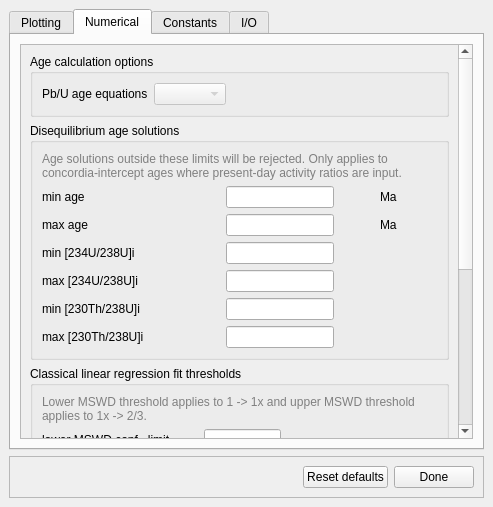
Before: the Qt Designer form dqpb/uis/preferences.ui in timpol/DQPB, drawn with Qt 5.
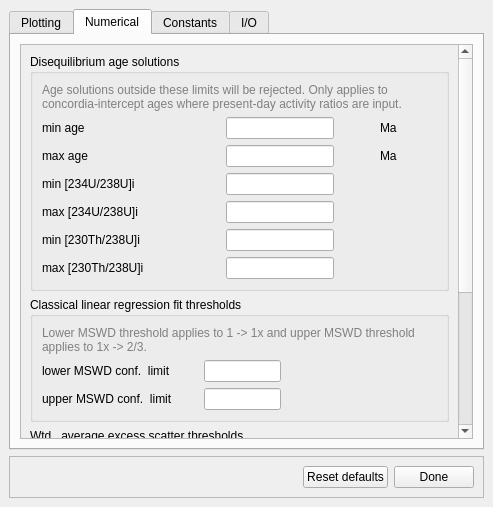
After: the same form once the commit is applied. The open tabs and pages were chosen to show the change.

Diff of the .ui file:
```diff
--- a/dqpb/uis/preferences.ui
+++ b/dqpb/uis/preferences.ui
@@ -285,50 +285,10 @@
              <x>0</x>
              <y>0</y>
              <width>433</width>
-             <height>706</height>
+             <height>638</height>
             </rect>
            </property>
            <layout class="QVBoxLayout" name="verticalLayout_9">
-            <item>
-             <widget class="QGroupBox" name="groupBox_3">
-              <property name="title">
-               <string>Age calculation options</string>
-              </property>
-              <layout class="QVBoxLayout" name="verticalLayout_5">
-               <item>
-                <layout class="QGridLayout" name="gridLayout_11">
-                 <item row="0" column="1">
-                  <widget class="QComboBox" name="pbuEquationsCombo">
-                   <property name="enabled">
-                    <bool>false</bool>
-                   </property>
-                  </widget>
-                 </item>
-                 <item row="0" column="2">
-                  <spacer name="horizontalSpacer_38">
-                   <property name="orientation">
-                    <enum>Qt::Horizontal</enum>
-                   </property>
-                   <property name="sizeHint" stdset="0">
-                    <size>
-                     <width>40</width>
-                     <height>20</height>
-                    </size>
-                   </property>
-                  </spacer>
-                 </item>
-                 <item row="0" column="0">
-                  <widget class="QLabel" name="label_29">
-                   <property name="text">
-                    <string>Pb/U age equations</string>
-                   </property>
-                  </widget>
-                 </item>
-                </layout>
-               </item>
-              </layout>
-             </widget>
-            </item>
             <item>
              <widget class="QGroupBox" name="groupBox_4">
               <property name="title">
```
